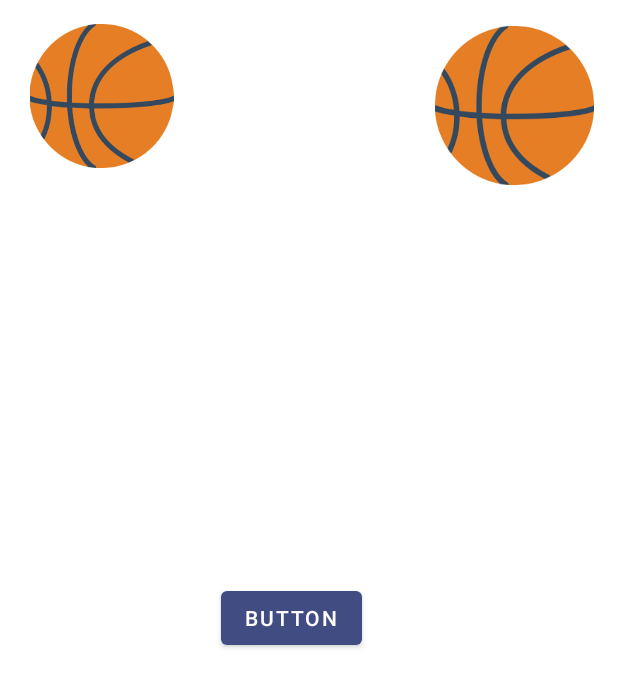
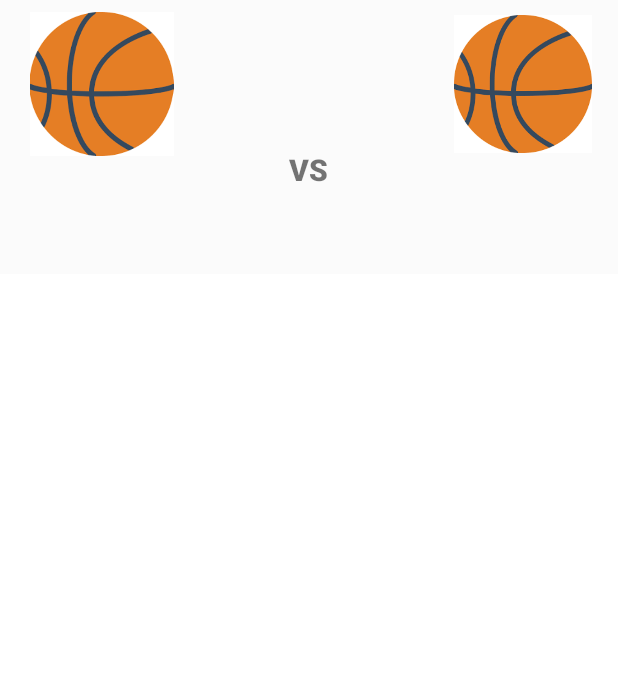
Before and after one commit to Codepath-UIC-Team2/SportCave, an Android app: the layout iteam_match.xml on its own in the app's theme, with its tools: preview values and no code run, on a phone screen of 412 x 824 dp. Shown: the top 687 px of the screen. Run offline under Robolectric (Android 15) with nearby library versions, the phone set to English and light mode, and no system bars.

Commit message:
update the GUI

```diff
--- a/SportCaveApp/app/src/main/res/layout/iteam_match.xml
+++ b/SportCaveApp/app/src/main/res/layout/iteam_match.xml
@@ -3,27 +3,36 @@
     xmlns:app="http://schemas.android.com/apk/res-auto"
     xmlns:tools="http://schemas.android.com/tools"
     android:layout_width="match_parent"
-    android:layout_height="wrap_content">
+    android:layout_height="wrap_content"
+    android:background="#FBFBFB"
+    android:outlineProvider="bounds">
+
 
     <TextView
         android:id="@+id/tvgoals1"
-        android:layout_width="wrap_content"
-        android:layout_height="wrap_content"
+        android:layout_width="30dp"
+        android:layout_height="41dp"
         android:layout_alignParentTop="true"
         android:layout_alignParentEnd="true"
-        android:layout_marginStart="33dp"
-        android:layout_marginTop="58dp"
-        android:layout_marginEnd="245dp"
-        android:layout_toEndOf="@+id/ivteam1" />
+        android:layout_marginStart="19dp"
+        android:layout_marginTop="38dp"
+        android:layout_marginEnd="241dp"
+        android:layout_toEndOf="@+id/ivteam1"
+        android:fontFamily="sans-serif-black"
+        android:textColor="#000000"
+        android:textSize="20sp" />
 
     <TextView
         android:id="@+id/tvname1"
-        android:layout_width="wrap_content"
+        android:layout_width="118dp"
         android:layout_height="wrap_content"
         android:layout_below="@+id/ivteam2"
         android:layout_alignParentEnd="true"
-        android:layout_marginTop="40dp"
-        android:layout_marginEnd="353dp" />
+        android:layout_marginTop="24dp"
+        android:layout_marginEnd="258dp"
+        android:fontFamily="sans-serif-black"
+        android:textColor="#000000"
+        android:textSize="20sp" />
 
     <ImageView
         android:id="@+id/ivteam1"
@@ -32,37 +41,45 @@
         android:layout_alignParentStart="true"
         android:layout_alignParentTop="true"
         android:layout_marginStart="14dp"
-        android:layout_marginTop="16dp"
+        android:layout_marginTop="8dp"
         app:srcCompat="@drawable/basketball" />
 
     <ImageView
         android:id="@+id/ivteam2"
-        android:layout_width="115dp"
-        android:layout_height="106dp"
+        android:layout_width="106dp"
+        android:layout_height="92dp"
         android:layout_alignParentStart="true"
         android:layout_alignParentTop="true"
-        android:layout_marginStart="285dp"
-        android:layout_marginTop="17dp"
+        android:layout_alignParentEnd="true"
+        android:layout_marginStart="295dp"
+        android:layout_marginTop="10dp"
+        android:layout_marginEnd="10dp"
         app:srcCompat="@drawable/basketball" />
-
 
     <TextView
         android:id="@+id/tvgoals2"
-        android:layout_width="wrap_content"
-        android:layout_height="wrap_content"
+        android:layout_width="29dp"
+        android:layout_height="42dp"
         android:layout_alignParentTop="true"
         android:layout_alignParentEnd="true"
-        android:layout_marginTop="56dp"
-        android:layout_marginEnd="157dp" />
+        android:layout_centerVertical="true"
+        android:layout_marginTop="37dp"
+        android:layout_marginEnd="143dp"
+        android:fontFamily="sans-serif-black"
+        android:textColor="#000000"
+        android:textSize="20sp" />
 
     <TextView
         android:id="@+id/tvname2"
-        android:layout_width="wrap_content"
+        android:layout_width="110dp"
         android:layout_height="wrap_content"
         android:layout_below="@+id/ivteam2"
         android:layout_alignParentEnd="true"
-        android:layout_marginTop="32dp"
-        android:layout_marginEnd="49dp" />
+        android:layout_marginTop="22dp"
+        android:layout_marginEnd="36dp"
+        android:fontFamily="sans-serif-thin"
+        android:textColor="#101010"
+        android:textSize="24sp" />
 
     <TextView
         android:id="@+id/textView5"
@@ -78,14 +95,15 @@
         android:text="VS"
         tools:ignore="UnknownId" />
 
-    <Button
-        android:id="@+id/button"
+    <TextView
+        android:id="@+id/textView6"
         android:layout_width="wrap_content"
         android:layout_height="wrap_content"
-        android:layout_alignParentStart="true"
-        android:layout_alignParentBottom="true"
-        android:layout_centerVertical="true"
-        android:layout_marginStart="147dp"
-        android:layout_marginBottom="511dp"
-        android:text="Button" />
+        android:layout_alignParentTop="true"
+        android:layout_centerHorizontal="true"
+        android:layout_marginTop="99dp"
+        android:fontFamily="sans-serif-black"
+        android:text="VS"
+        android:textSize="20sp" />
+
 </RelativeLayout>
```
